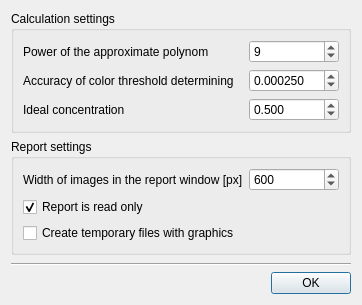
Before: the Qt Designer form sources/settingsdialog.ui in pa23/mixan, drawn with Qt 5.
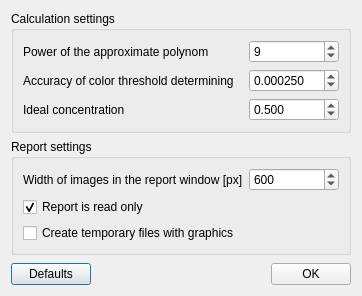
After: the same form once the commit is applied. Icons and pictures are not drawn.

Commit message: Possibility of reset settings to default added.

```diff
--- a/sources/settingsdialog.ui
+++ b/sources/settingsdialog.ui
@@ -9,8 +9,8 @@
    <rect>
     <x>0</x>
     <y>0</y>
-    <width>429</width>
-    <height>331</height>
+    <width>403</width>
+    <height>322</height>
    </rect>
   </property>
   <property name="windowTitle">
@@ -197,15 +197,15 @@
      </property>
     </spacer>
    </item>
-   <item>
-    <widget class="Line" name="line">
-     <property name="orientation">
-      <enum>Qt::Horizontal</enum>
-     </property>
-    </widget>
-   </item>
    <item>
     <layout class="QHBoxLayout" name="horizontalLayout">
+     <item>
+      <widget class="QPushButton" name="pushButton_defaults">
+       <property name="text">
+        <string>Defaults</string>
+       </property>
+      </widget>
+     </item>
      <item>
       <spacer name="horizontalSpacer">
        <property name="orientation">
```
The commit also changes 2 other files.
